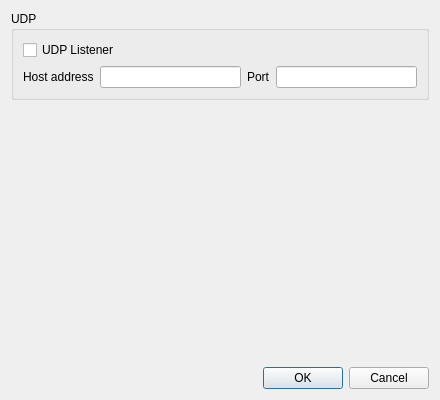
First picture: the form in dialogsetup.ui, repository PianetaRadio/CatRotator, before the edit.
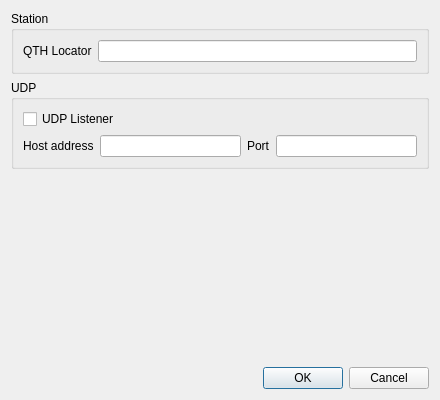
Second picture: the form after the edit.

Commit message: Add QTH Locator in Setup

What changed in the file:
```diff
--- a/dialogsetup.ui
+++ b/dialogsetup.ui
@@ -14,17 +14,7 @@
    <string>Setup</string>
   </property>
   <layout class="QGridLayout" name="gridLayout_2">
-   <item row="2" column="0">
-    <widget class="QDialogButtonBox" name="buttonBox">
-     <property name="orientation">
-      <enum>Qt::Horizontal</enum>
-     </property>
-     <property name="standardButtons">
-      <set>QDialogButtonBox::Cancel|QDialogButtonBox::Ok</set>
-     </property>
-    </widget>
-   </item>
-   <item row="0" column="0">
+   <item row="1" column="0">
     <widget class="QGroupBox" name="groupBox_udp">
      <property name="title">
       <string>UDP</string>
@@ -60,7 +50,7 @@
      </layout>
     </widget>
    </item>
-   <item row="1" column="0">
+   <item row="2" column="0">
     <spacer name="verticalSpacer">
      <property name="orientation">
       <enum>Qt::Vertical</enum>
@@ -73,6 +63,38 @@
      </property>
     </spacer>
    </item>
+   <item row="3" column="0">
+    <widget class="QDialogButtonBox" name="buttonBox">
+     <property name="orientation">
+      <enum>Qt::Horizontal</enum>
+     </property>
+     <property name="standardButtons">
+      <set>QDialogButtonBox::Cancel|QDialogButtonBox::Ok</set>
+     </property>
+    </widget>
+   </item>
+   <item row="0" column="0">
+    <widget class="QGroupBox" name="groupBox_Station">
+     <property name="title">
+      <string>Station</string>
+     </property>
+     <layout class="QGridLayout" name="gridLayout_3">
+      <item row="0" column="0">
+       <widget class="QLabel" name="label_qthLocator">
+        <property name="text">
+         <string>QTH Locator</string>
+        </property>
+        <property name="buddy">
+         <cstring>lineEdit_qthLocator</cstring>
+        </property>
+       </widget>
+      </item>
+      <item row="0" column="1">
+       <widget class="QLineEdit" name="lineEdit_qthLocator"/>
+      </item>
+     </layout>
+    </widget>
+   </item>
   </layout>
  </widget>
  <resources/>
```
Left out of the diff: 12 changed lines with no effect on the pictures. The commit also changes 4 other files.
